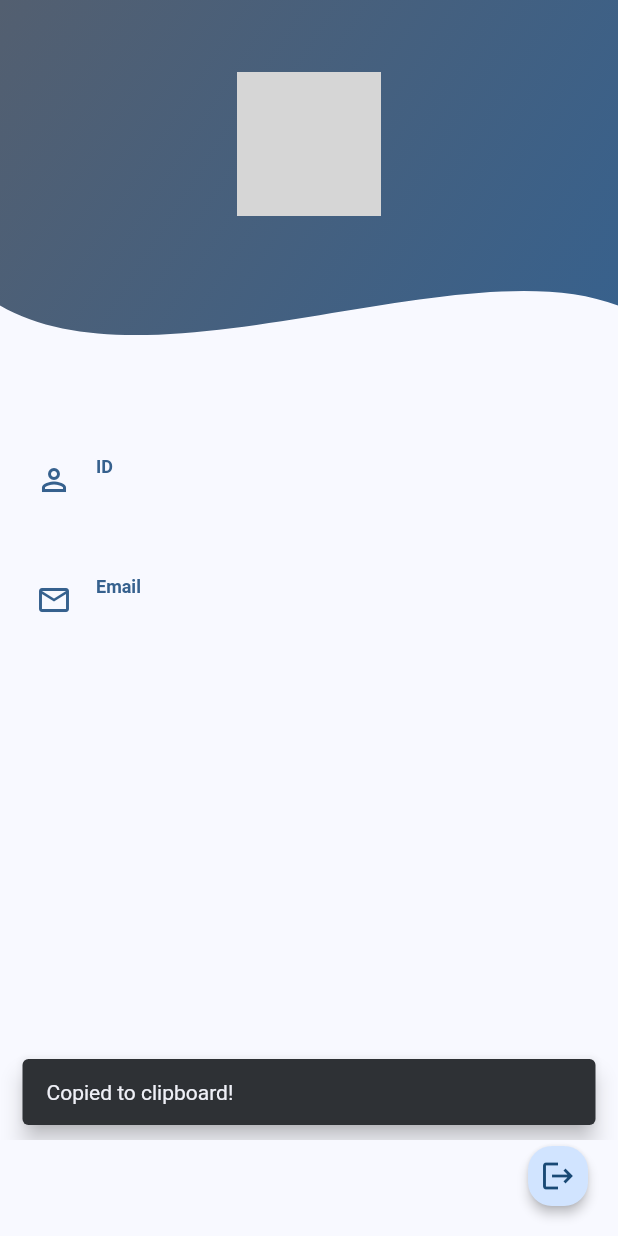
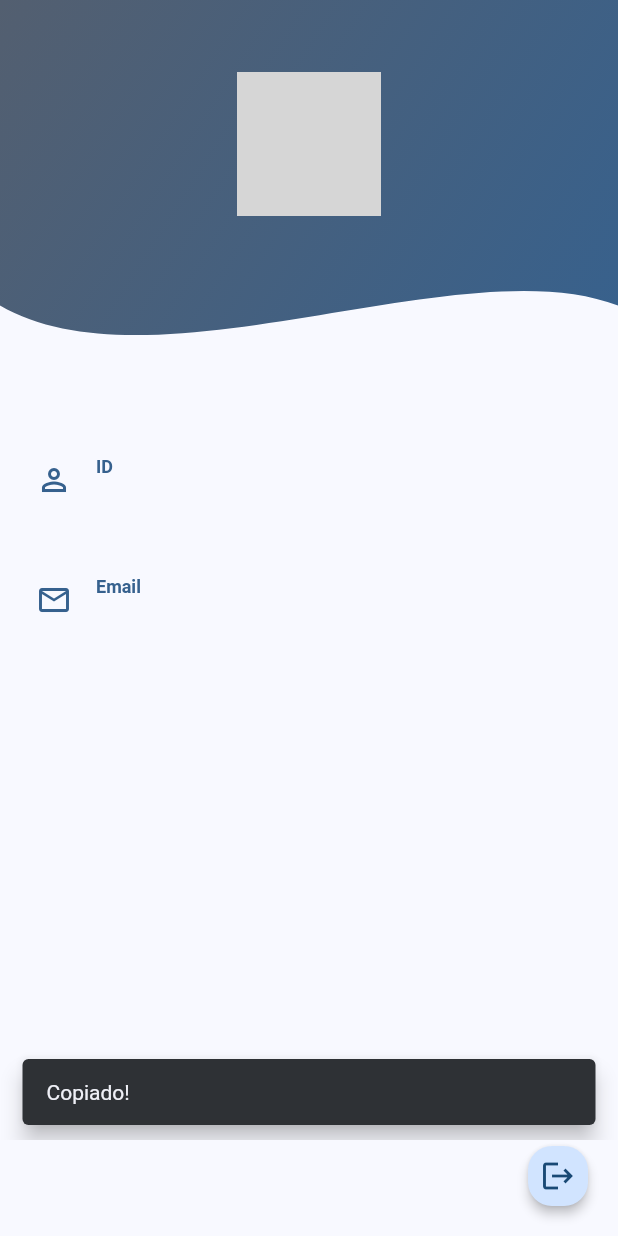
Before and after one commit to arkantrust/sensazion_app, a Flutter app: the ProfilePage screen opened by its route, after a tap on "ID", on a phone screen of 412 x 824 dp. Run offline on Flutter 3.47's test engine with Material 3 defaults, Android fonts, the phone set to English and light mode, and no system bars; drawn by our look-alikes of auto_size_text; our stand-ins replace bloc, equatable, flutter_bloc, flutter_dotenv, formz, freezed_annotation and 3 more; missing offline and left inert: flutter_avif; accounts and stored records are empty; statements that could not run were skipped; grey boxes are pictures that could not be loaded.

Commit message:
refactor: add SnackBar extension for easier usage across the app

```diff
--- /dev/null
+++ b/lib/src/app/snack_bar.dart
@@ -0,0 +1,9 @@
+import 'package:flutter/material.dart';
+
+extension SnackBarExtension on BuildContext {
+  void showSnackBar(String message) {
+    ScaffoldMessenger.of(this)
+      ..hideCurrentSnackBar()
+      ..showSnackBar(SnackBar(content: Text(message)));
+  }
+}
--- a/lib/src/profile/views/profile_page.dart
+++ b/lib/src/profile/views/profile_page.dart
@@ -5,6 +5,7 @@ import 'package:flutter_bloc/flutter_bloc.dart';
 import 'package:go_router/go_router.dart';
 import 'package:sensazion_app/src/authentication/authentication.dart';
 import 'package:auto_size_text/auto_size_text.dart';
+import 'package:sensazion_app/src/app/snack_bar.dart';
 
 class ProfilePage extends StatelessWidget {
   const ProfilePage({super.key});
@@ -74,7 +75,11 @@ class ProfilePage extends StatelessWidget {
         ),
         floatingActionButton: FloatingActionButton.small(
           heroTag: 'signout',
-          onPressed: () => context.read<AuthenticationBloc>().add(AuthenticationSignOutPressed()),
+          onPressed: () {
+            HapticFeedback.mediumImpact();
+            context.read<AuthenticationBloc>().add(AuthenticationSignOutPressed());
+          },
+          tooltip: 'Cerrar sesión',
           child: const Icon(Icons.logout),
         ),
       ),
@@ -113,10 +118,9 @@ class _ProfileField extends StatelessWidget {
         ),
         onTap: () async {
           await Clipboard.setData(ClipboardData(text: value));
+          HapticFeedback.mediumImpact();
           if (context.mounted) {
-            ScaffoldMessenger.of(
-              context,
-            ).showSnackBar(const SnackBar(content: Text('Copied to clipboard!')));
+            context.showSnackBar('Copiado!');
           }
         },
       ),
```
Also changed, not shown: lib/src/authentication/views/sign_in_page.dart (+4 -3 lines), lib/src/authentication/views/sign_up_page.dart (+4 -3 lines).
